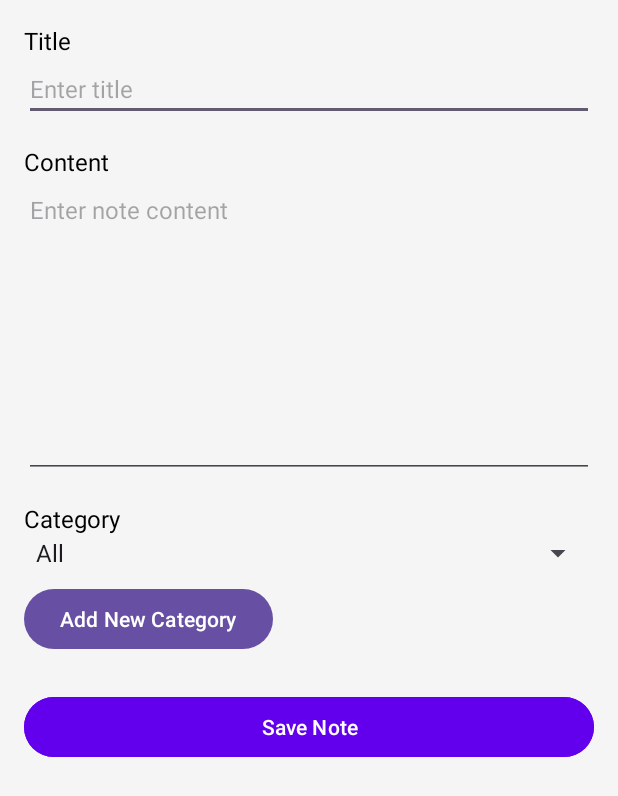
After one commit to adhwaith2104/Notes-Project, an Android app: the AddNoteActivity screen opened directly, with no data from a screen before it, on a phone screen of 412 x 824 dp. The commit adds this screen. Shown: the top 796 px of the screen. Run offline under Robolectric (Android 15) with nearby library versions, the phone set to English and light mode, and no system bars.

Commit message:
New Files

```diff
--- /dev/null
+++ b/NotesProject/app/src/main/java/com/example/notes_project/AddNoteActivity.java
@@ -0,0 +1,14 @@
+package com.example.notes_project;
+
+
+import android.os.Bundle;
+import androidx.appcompat.app.AppCompatActivity;
+
+public class AddNoteActivity extends AppCompatActivity {
+
+    @Override
+    protected void onCreate(Bundle savedInstanceState) {
+        super.onCreate(savedInstanceState);
+        setContentView(R.layout.activity_add_note); // Ensure this layout file exists
+    }
+}
--- /dev/null
+++ b/NotesProject/app/src/main/res/layout/activity_add_note.xml
@@ -0,0 +1,82 @@
+<?xml version="1.0" encoding="utf-8"?>
+<ScrollView xmlns:android="http://schemas.android.com/apk/res/android"
+    android:layout_width="match_parent"
+    android:layout_height="match_parent"
+    android:padding="16dp"
+    android:background="#F5F5F5">
+
+    <LinearLayout
+        android:layout_width="match_parent"
+        android:layout_height="wrap_content"
+        android:orientation="vertical">
+
+        <!-- Note Title Input -->
+        <TextView
+            android:layout_width="wrap_content"
+            android:layout_height="wrap_content"
+            android:text="Title"
+            android:textSize="16sp"
+            android:textColor="#000000" />
+
+        <EditText
+            android:id="@+id/noteTitleInput"
+            android:layout_width="match_parent"
+            android:layout_height="wrap_content"
+            android:hint="Enter title"
+            android:textSize="16sp"
+            android:inputType="text" />
+
+        <!-- Note Content Input (Multi-line) -->
+        <TextView
+            android:layout_width="wrap_content"
+            android:layout_height="wrap_content"
+            android:layout_marginTop="16dp"
+            android:text="Content"
+            android:textSize="16sp"
+            android:textColor="#000000" />
+
+        <EditText
+            android:id="@+id/noteContentInput"
+            android:layout_width="match_parent"
+            android:layout_height="200dp"
+            android:hint="Enter note content"
+            android:textSize="16sp"
+            android:inputType="textMultiLine"
+            android:gravity="top"
+            android:scrollbars="vertical" />
+
+        <!-- Category Selection Spinner -->
+        <TextView
+            android:layout_width="wrap_content"
+            android:layout_height="wrap_content"
+            android:layout_marginTop="16dp"
+            android:text="Category"
+            android:textSize="16sp"
+            android:textColor="#000000" />
+
+        <Spinner
+            android:id="@+id/categorySpinner"
+            android:layout_width="match_parent"
+            android:layout_height="wrap_content"
+            android:entries="@array/category_array" />
+
+        <!-- Button to Add New Category -->
+        <Button
+            android:id="@+id/addCategoryButton"
+            android:layout_width="wrap_content"
+            android:layout_height="wrap_content"
+            android:layout_marginTop="8dp"
+            android:text="Add New Category" />
+
+        <!-- Save Button -->
+        <Button
+            android:id="@+id/saveNoteButton"
+            android:layout_width="match_parent"
+            android:layout_height="wrap_content"
+            android:layout_marginTop="24dp"
+            android:text="Save Note"
+            android:backgroundTint="#6200EE"
+            android:textColor="#FFFFFF" />
+
+    </LinearLayout>
+</ScrollView>
--- a/NotesProject/app/src/main/res/layout/activity_main.xml
+++ b/NotesProject/app/src/main/res/layout/activity_main.xml
@@ -9,14 +9,14 @@
     android:orientation="vertical"
     tools:context=".MainActivity">
 
-    <!-- Centered and resized image view for 1.png -->
+
 <ImageView
 android:id="@+id/idIVLogo"
 android:layout_width="150dp"
 android:layout_height="150dp"
 android:layout_centerInParent="true"
 android:layout_margin="25dp"
-android:src="@drawable/Logo" />
+android:src="@drawable/logo_amrita" />
 
 
 <ProgressBar
--- a/NotesProject/app/src/main/res/values/strings.xml
+++ b/NotesProject/app/src/main/res/values/strings.xml
@@ -1,3 +1,9 @@
 <resources>
     <string name="app_name">Notes-Project</string>
+    <string-array name="category_array">
+        <item>All</item>
+        <item>Work</item>
+        <item>Personal</item>
+        <item>Ideas</item>
+    </string-array>
 </resources>
```
Also changed, not shown: NotesProject/app/src/main/AndroidManifest.xml (+8 -1 lines), NotesProject/app/src/main/java/com/example/notes_project/HomeActivity.java (added, +27 -0 lines), NotesProject/app/src/main/java/com/example/notes_project/MainActivity.java (+22 -12 lines), NotesProject/app/src/main/res/layout/activity_home.xml (added, +33 -0 lines), NotesProject/app/src/main/res/drawable/add.png (added), NotesProject/app/src/main/res/drawable/logo_amrita.png (renamed from NotesProject/app/src/main/res/drawable/Logo.png).
